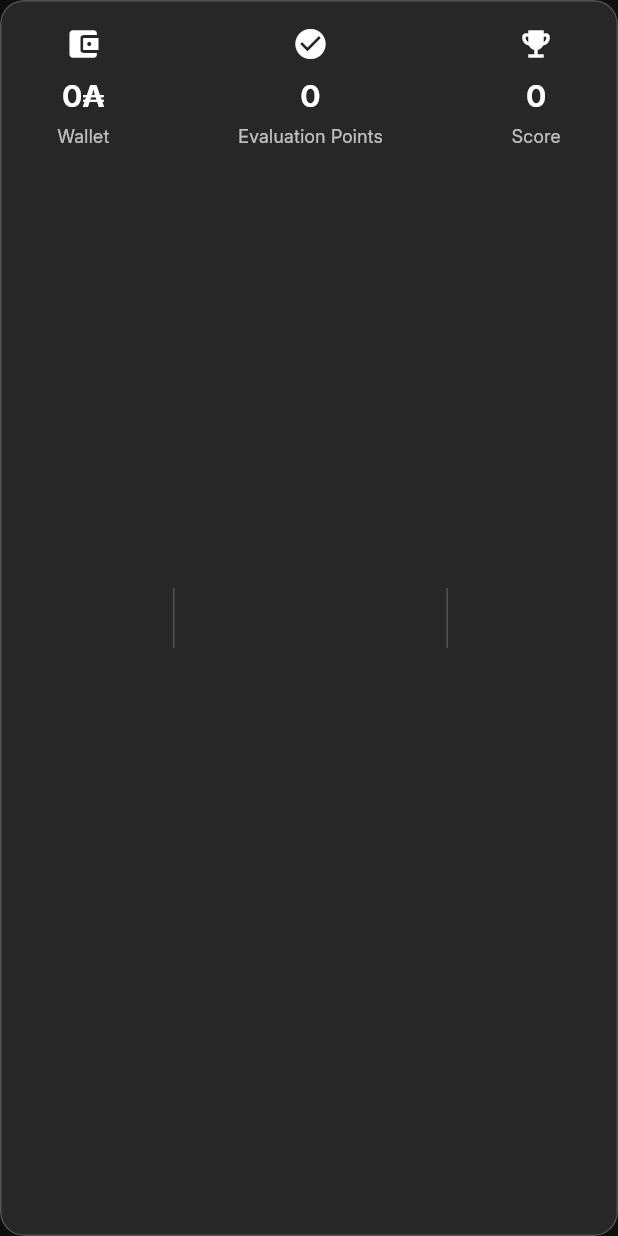
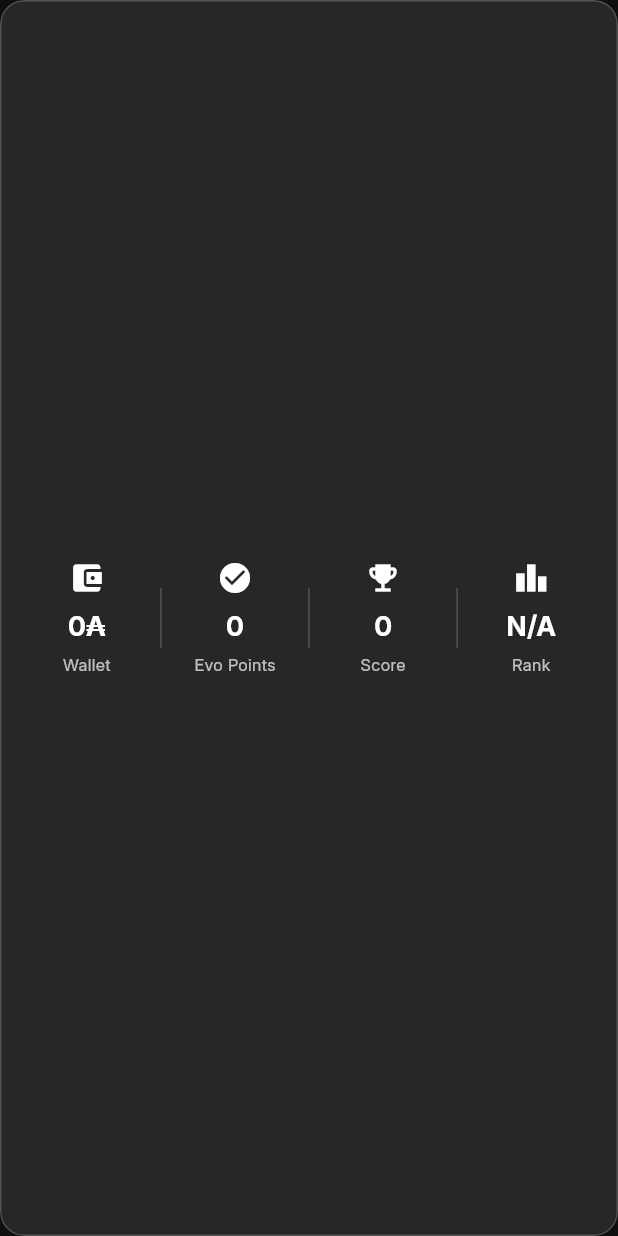
Before and after one commit to temasictfic/swifty_companion, a Flutter app: the ProfileStats widget shown alone on an empty page, opened directly with empty values, on a phone screen of 412 x 824 dp. Run offline on Flutter 3.47's test engine with Material 3 defaults, Android fonts, the phone set to English and light mode, and no system bars; our stand-ins replace cached_network_image, flutter_secure_storage, flutter_svg, shared_preferences, shimmer; accounts and stored records are empty.

Commit message:
feat: Update ProfileStats layout and localization for improved display and clarity

```diff
--- a/lib/src/features/profile/widgets/profile_stats.dart
+++ b/lib/src/features/profile/widgets/profile_stats.dart
@@ -19,26 +19,40 @@ class ProfileStats extends StatelessWidget {
   @override
   Widget build(BuildContext context) {
     return GlassContainer(
+      padding: const EdgeInsets.symmetric(horizontal: 8, vertical: 16),
       child: Row(
-        mainAxisAlignment: MainAxisAlignment.spaceAround,
+        mainAxisAlignment: MainAxisAlignment.spaceEvenly,
         children: [
-          _buildStatItem(
+          Expanded(
+            child: _buildStatItem(
               icon: Icons.account_balance_wallet,
               value: '${user.wallet}₳',
               label: 'Wallet',
             ),
+          ),
           _buildDivider(),
-          _buildStatItem(
+          Expanded(
+            child: _buildStatItem(
               icon: Icons.check_circle,
               value: user.correctionPoint.toString(),
-            label: 'Evaluation Points',
+              label: 'Evo Points',
+            ),
           ),
           _buildDivider(),
-          _buildStatItem(
+          Expanded(
+            child: _buildStatItem(
               icon: Icons.emoji_events,
               value: '${coalitionUser?.score ?? 0}',
               label: 'Score',
-            subtitle: coalitionUser?.rank != null ? '#${coalitionUser!.rank}' : null,
+            ),
+          ),
+          _buildDivider(),
+          Expanded(
+            child: _buildStatItem(
+              icon: Icons.leaderboard,
+              value: coalitionUser?.rank != null ? '#${coalitionUser!.rank}' : 'N/A',
+              label: 'Rank',
+            ),
           ),
         ],
       ),
@@ -49,9 +63,9 @@ class ProfileStats extends StatelessWidget {
     required IconData icon,
     required String value,
     required String label,
-    String? subtitle,
   }) {
     return Column(
+      mainAxisAlignment: MainAxisAlignment.center,
       children: [
         Icon(
           icon,
@@ -62,27 +76,16 @@ class ProfileStats extends StatelessWidget {
         Text(
           value,
           style: const TextStyle(
-            fontSize: 20,
+            fontSize: 18,
             fontWeight: FontWeight.bold,
             color: Colors.white,
           ),
         ),
-        if (subtitle != null) ...[
-          const SizedBox(height: 2),
-          Text(
-            subtitle,
-            style: TextStyle(
-              fontSize: 14,
-              fontWeight: FontWeight.w500,
-              color: Colors.white.withValues(alpha: 0.9),
-            ),
-          ),
-        ],
         const SizedBox(height: 4),
         Text(
           label,
           style: TextStyle(
-            fontSize: 12,
+            fontSize: 11,
             color: Colors.white.withValues(alpha: 0.7),
           ),
         ),
--- a/lib/src/localization/app_en.arb
+++ b/lib/src/localization/app_en.arb
@@ -55,8 +55,8 @@
   "@wallet": {
     "description": "Label for wallet balance"
   },
-  "evaluationPoints": "Evaluation Points",
-  "@evaluationPoints": {
+  "evoPoints": "Evo Points",
+  "@evoPoints": {
     "description": "Label for evaluation points"
   },
   "score": "Score",
```
Lines whose indentation alone changed are shown as unchanged.
